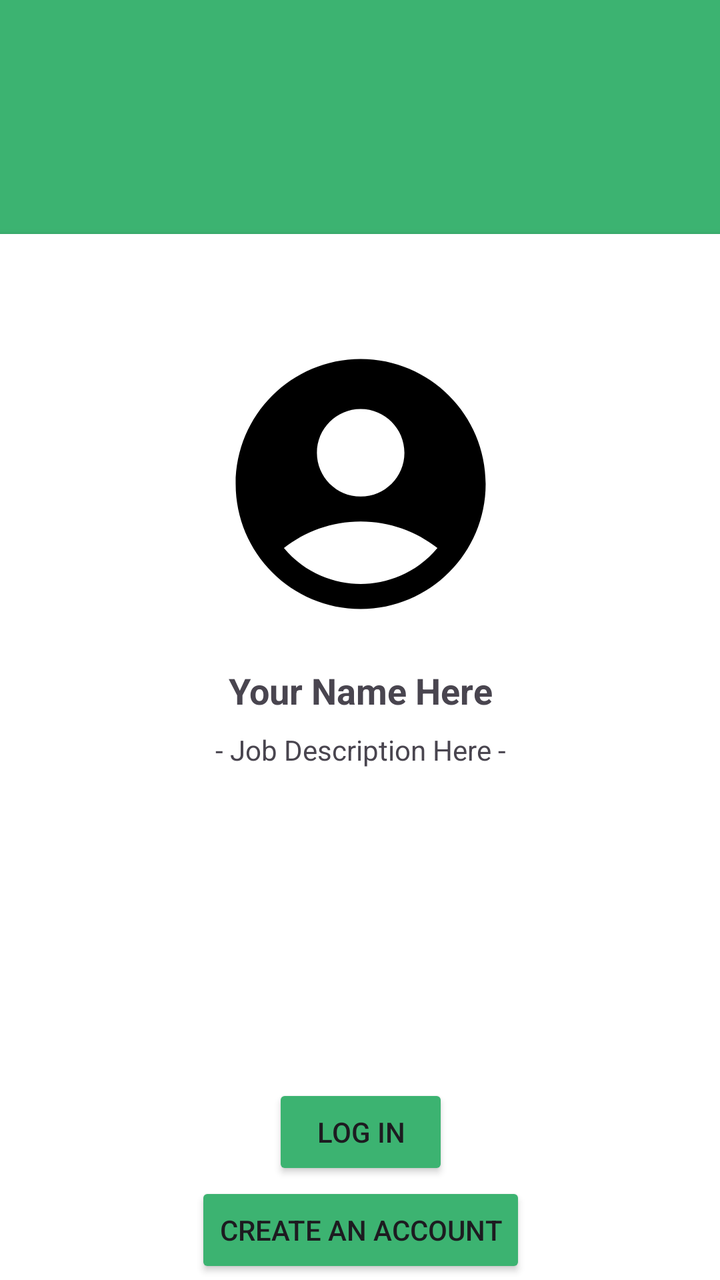
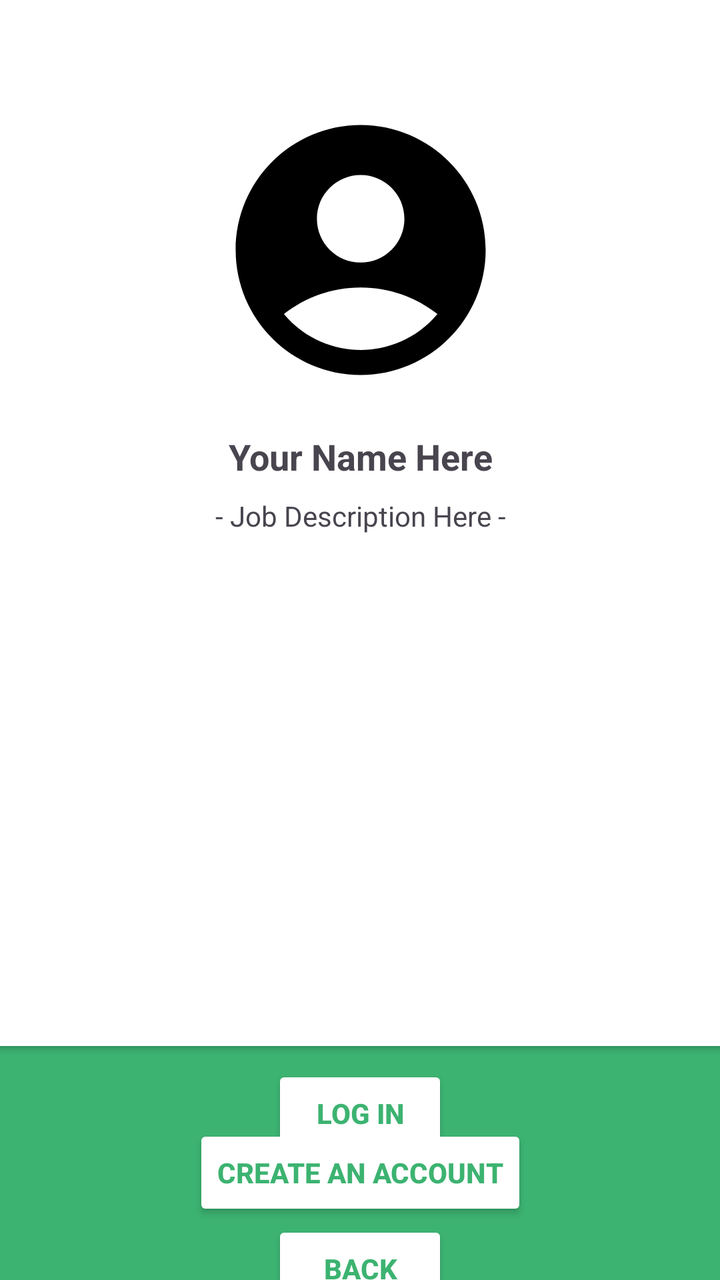

Screens rendered from an Android XML layout before and after an edit, with the pre-edit source and the edit as a unified diff.
<!-- AndroidManifest.xml: application theme Theme.TulsaGardenClub -->
<!-- res/layout/activity_profile_view.xml -->
<?xml version="1.0" encoding="utf-8"?>
<androidx.constraintlayout.widget.ConstraintLayout
    xmlns:android="http://schemas.android.com/apk/res/android"
    xmlns:app="http://schemas.android.com/apk/res-auto"
    android:layout_width="match_parent"
    android:layout_height="match_parent"
    xmlns:tools="http://schemas.android.com/tools"
    android:id="@+id/profile"
    android:background="@color/green"
    tools:context=".ProfileView">


        <androidx.cardview.widget.CardView
            android:layout_width="412dp"
            android:layout_height="523dp"
            app:layout_constraintBottom_toBottomOf="parent"
            app:layout_constraintEnd_toEndOf="parent"
            app:layout_constraintStart_toStartOf="parent">

            <androidx.constraintlayout.widget.ConstraintLayout
                android:layout_width="match_parent"
                android:layout_height="match_parent">

                <ImageView
                    android:id="@+id/profileImage"
                    android:layout_width="150dp"
                    android:layout_height="150dp"
                    android:src="@drawable/baseline_account_circle_24"
                    app:layout_constraintTop_toTopOf="parent"
                    app:layout_constraintStart_toStartOf="parent"
                    app:layout_constraintEnd_toEndOf="parent"
                    android:layout_marginTop="50dp" />

                <TextView
                    android:id="@+id/nameText"
                    android:layout_width="wrap_content"
                    android:layout_height="wrap_content"
                    android:text="@string/your_name_here"
                    android:textSize="18sp"
                    android:textStyle="bold"
                    app:layout_constraintTop_toBottomOf="@id/profileImage"
                    app:layout_constraintStart_toStartOf="parent"
                    app:layout_constraintEnd_toEndOf="parent"
                    android:layout_marginTop="16dp" />

                <TextView
                    android:id="@+id/titleText"
                    android:layout_width="wrap_content"
                    android:layout_height="wrap_content"
                    android:text="@string/job_description_here"
                    android:textSize="14sp"
                    app:layout_constraintTop_toBottomOf="@id/nameText"
                    app:layout_constraintStart_toStartOf="parent"
                    app:layout_constraintEnd_toEndOf="parent"
                    android:layout_marginTop="8dp" />

                <Button
                    android:id="@+id/logInButton"
                    android:layout_width="wrap_content"
                    android:layout_height="wrap_content"
                    android:text="@string/log_in"
                    android:backgroundTint="@color/green"
                    app:layout_constraintBottom_toBottomOf="parent"
                    app:layout_constraintStart_toStartOf="parent"
                    app:layout_constraintEnd_toEndOf="parent"
                    android:layout_marginBottom="50dp" />

                <Button
                    android:id="@+id/createAnAccountButton"
                    android:layout_width="wrap_content"
                    android:layout_height="wrap_content"
                    android:text="@string/create_an_account"
                    android:backgroundTint="@color/green"
                    app:layout_constraintTop_toBottomOf="@id/logInButton"
                    app:layout_constraintStart_toStartOf="parent"
                    app:layout_constraintEnd_toEndOf="parent"
                    app:layout_constraintBottom_toBottomOf="parent"/>

            </androidx.constraintlayout.widget.ConstraintLayout>

        </androidx.cardview.widget.CardView>

    </androidx.constraintlayout.widget.ConstraintLayout>
<!-- resources referenced by this layout -->
<resources>
  <color name="green">#3CB371</color>
  <!-- drawable baseline_account_circle_24 (drawable) -->
  <vector xmlns:android="http://schemas.android.com/apk/res/android" android:height="24dp" android:tint="#000000" android:viewportHeight="24" android:viewportWidth="24" android:width="24dp">
        
      <path android:fillColor="@android:color/white" android:pathData="M12,2C6.48,2 2,6.48 2,12s4.48,10 10,10s10,-4.48 10,-10S17.52,2 12,2zM12,6c1.93,0 3.5,1.57 3.5,3.5S13.93,13 12,13s-3.5,-1.57 -3.5,-3.5S10.07,6 12,6zM12,20c-2.03,0 -4.43,-0.82 -6.14,-2.88C7.55,15.8 9.68,15 12,15s4.45,0.8 6.14,2.12C16.43,19.18 14.03,20 12,20z"/>
      
  </vector>
  <string name="create_an_account">Create An Account</string>
  <string name="job_description_here">- Job Description Here -</string>
  <string name="log_in">Log In</string>
  <string name="your_name_here">Your Name Here</string>
  <style name="Theme.TulsaGardenClub" parent="Base.Theme.TulsaGardenClub" />
  <style name="Base.Theme.TulsaGardenClub" parent="Theme.Material3.DayNight.NoActionBar">
          
          
      </style>
</resources>

<!-- the commit's change to res/layout/activity_profile_view.xml (unified diff, before → after) -->
@@ -11,9 +11,9 @@
 
 
         <androidx.cardview.widget.CardView
+            android:id="@+id/profileCardView"
             android:layout_width="412dp"
             android:layout_height="523dp"
-            app:layout_constraintBottom_toBottomOf="parent"
             app:layout_constraintEnd_toEndOf="parent"
             app:layout_constraintStart_toStartOf="parent">
 
@@ -54,30 +54,48 @@
                     app:layout_constraintEnd_toEndOf="parent"
                     android:layout_marginTop="8dp" />
 
-                <Button
-                    android:id="@+id/logInButton"
-                    android:layout_width="wrap_content"
-                    android:layout_height="wrap_content"
-                    android:text="@string/log_in"
-                    android:backgroundTint="@color/green"
-                    app:layout_constraintBottom_toBottomOf="parent"
-                    app:layout_constraintStart_toStartOf="parent"
-                    app:layout_constraintEnd_toEndOf="parent"
-                    android:layout_marginBottom="50dp" />
-
-                <Button
-                    android:id="@+id/createAnAccountButton"
-                    android:layout_width="wrap_content"
-                    android:layout_height="wrap_content"
-                    android:text="@string/create_an_account"
-                    android:backgroundTint="@color/green"
-                    app:layout_constraintTop_toBottomOf="@id/logInButton"
-                    app:layout_constraintStart_toStartOf="parent"
-                    app:layout_constraintEnd_toEndOf="parent"
-                    app:layout_constraintBottom_toBottomOf="parent"/>
-
             </androidx.constraintlayout.widget.ConstraintLayout>
 
         </androidx.cardview.widget.CardView>
 
+    <Button
+        android:id="@+id/logInButton"
+        android:layout_width="wrap_content"
+        android:layout_height="wrap_content"
+        android:text="@string/log_in"
+        android:backgroundTint="@color/white"
+        android:textColor="@color/green"
+        android:textStyle="bold"
+        app:layout_constraintTop_toBottomOf="@id/profileCardView"
+        app:layout_constraintBottom_toBottomOf="parent"
+        app:layout_constraintStart_toStartOf="parent"
+        app:layout_constraintEnd_toEndOf="parent"
+        android:layout_marginBottom="50dp" />
+
+    <Button
+        android:id="@+id/createAnAccountButton"
+        android:layout_width="wrap_content"
+        android:layout_height="wrap_content"
+        android:text="@string/create_an_account"
+        android:backgroundTint="@color/white"
+        android:textColor="@color/green"
+        android:textStyle="bold"
+        app:layout_constraintTop_toBottomOf="@id/logInButton"
+        app:layout_constraintStart_toStartOf="parent"
+        app:layout_constraintEnd_toEndOf="parent"
+        app:layout_constraintBottom_toTopOf="@id/backButton"/>
+
+    <Button
+        android:id="@+id/backButton"
+        android:layout_width="wrap_content"
+        android:layout_height="wrap_content"
+        android:text="@string/back"
+        android:backgroundTint="@color/white"
+        android:textColor="@color/green"
+        android:textStyle="bold"
+        app:layout_constraintTop_toBottomOf="@id/createAnAccountButton"
+        app:layout_constraintStart_toStartOf="parent"
+        app:layout_constraintEnd_toEndOf="parent"
+        app:layout_constraintBottom_toBottomOf="parent"/>
+
     </androidx.constraintlayout.widget.ConstraintLayout>
<!-- resource entries referenced after the edit -->
@@ -1,12 +1,14 @@
 <!-- resources referenced by this layout -->
 <resources>
   <color name="green">#3CB371</color>
+  <color name="white">#FFFFFFFF</color>
   <!-- drawable baseline_account_circle_24 (drawable) -->
   <vector xmlns:android="http://schemas.android.com/apk/res/android" android:height="24dp" android:tint="#000000" android:viewportHeight="24" android:viewportWidth="24" android:width="24dp">
         
       <path android:fillColor="@android:color/white" android:pathData="M12,2C6.48,2 2,6.48 2,12s4.48,10 10,10s10,-4.48 10,-10S17.52,2 12,2zM12,6c1.93,0 3.5,1.57 3.5,3.5S13.93,13 12,13s-3.5,-1.57 -3.5,-3.5S10.07,6 12,6zM12,20c-2.03,0 -4.43,-0.82 -6.14,-2.88C7.55,15.8 9.68,15 12,15s4.45,0.8 6.14,2.12C16.43,19.18 14.03,20 12,20z"/>
       
   </vector>
+  <string name="back">Back</string>
   <string name="create_an_account">Create An Account</string>
   <string name="job_description_here">- Job Description Here -</string>
   <string name="log_in">Log In</string>
